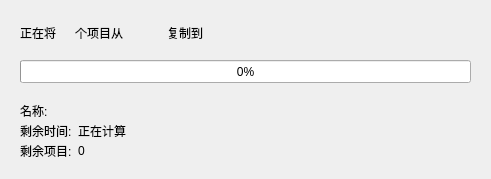
The window that Gui/copymovefiledialog.ui (brok1n/bsearch) describes before a commit, drawn with Qt 5.
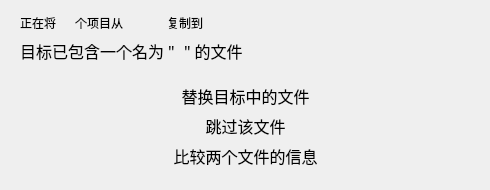
The same window after the commit. Icons and pictures are not drawn.

Commit message: copy window process exists file ui

What changed in the file:
```diff
--- a/Gui/copymovefiledialog.ui
+++ b/Gui/copymovefiledialog.ui
@@ -6,32 +6,50 @@
    <rect>
     <x>0</x>
     <y>0</y>
-    <width>491</width>
-    <height>179</height>
+    <width>490</width>
+    <height>190</height>
    </rect>
   </property>
+  <property name="minimumSize">
+   <size>
+    <width>490</width>
+    <height>180</height>
+   </size>
+  </property>
+  <property name="maximumSize">
+   <size>
+    <width>490</width>
+    <height>16777215</height>
+   </size>
+  </property>
   <property name="windowTitle">
    <string>Dialog</string>
   </property>
-  <widget class="QProgressBar" name="progressBar">
+  <widget class="QStackedWidget" name="stackedWidget">
    <property name="geometry">
     <rect>
-     <x>20</x>
-     <y>60</y>
-     <width>451</width>
-     <height>23</height>
+     <x>0</x>
+     <y>0</y>
+     <width>490</width>
+     <height>180</height>
     </rect>
    </property>
-   <property name="value">
-    <number>0</number>
+   <property name="minimumSize">
+    <size>
+     <width>490</width>
+     <height>180</height>
+    </size>
    </property>
-   <property name="textVisible">
-    <bool>true</bool>
+   <property name="maximumSize">
+    <size>
+     <width>490</width>
+     <height>180</height>
+    </size>
    </property>
-   <property name="invertedAppearance">
-    <bool>false</bool>
+   <property name="currentIndex">
+    <number>1</number>
    </property>
-  </widget>
+   <widget class="QWidget" name="page">
   <widget class="QWidget" name="layoutWidget">
    <property name="geometry">
     <rect>
@@ -71,46 +89,7 @@
     </item>
    </layout>
   </widget>
-  <widget class="QWidget" name="layoutWidget_2">
-   <property name="geometry">
-    <rect>
-     <x>20</x>
-     <y>140</y>
-     <width>451</width>
-     <height>22</height>
-    </rect>
-   </property>
-   <layout class="QHBoxLayout" name="horizontalLayout_4">
-    <item>
-     <widget class="QLabel" name="label_11">
-      <property name="text">
-       <string>剩余项目:</string>
-      </property>
-     </widget>
-    </item>
-    <item>
-     <widget class="QLabel" name="remainItemsLabel">
-      <property name="text">
-       <string>0</string>
-      </property>
-     </widget>
-    </item>
-    <item>
-     <spacer name="horizontalSpacer_4">
-      <property name="orientation">
-       <enum>Qt::Horizontal</enum>
-      </property>
-      <property name="sizeHint" stdset="0">
-       <size>
-        <width>40</width>
-        <height>20</height>
-       </size>
-      </property>
-     </spacer>
-    </item>
-   </layout>
-  </widget>
-  <widget class="QWidget" name="">
+    <widget class="QWidget" name="layoutWidget">
    <property name="geometry">
     <rect>
      <x>20</x>
@@ -143,9 +122,12 @@
     </item>
     <item>
      <widget class="QPushButton" name="sourcePathBtn">
+        <property name="cursor">
+         <cursorShape>PointingHandCursor</cursorShape>
+        </property>
       <property name="styleSheet">
        <string notr="true">border:none;
-color:#0000FF;</string>
+color:#0066CC;</string>
       </property>
       <property name="text">
        <string/>
@@ -161,9 +143,12 @@
     </item>
     <item>
      <widget class="QPushButton" name="targetPathBtn">
+        <property name="cursor">
+         <cursorShape>PointingHandCursor</cursorShape>
+        </property>
       <property name="styleSheet">
        <string notr="true">border:none;
-color:#0000FF;</string>
+color:#0066CC;</string>
       </property>
       <property name="text">
        <string/>
@@ -185,7 +170,65 @@
     </item>
    </layout>
   </widget>
-  <widget class="QWidget" name="">
+    <widget class="QWidget" name="layoutWidget_2">
+     <property name="geometry">
+      <rect>
+       <x>20</x>
+       <y>140</y>
+       <width>451</width>
+       <height>22</height>
+      </rect>
+     </property>
+     <layout class="QHBoxLayout" name="horizontalLayout_4">
+      <item>
+       <widget class="QLabel" name="label_11">
+        <property name="text">
+         <string>剩余项目:</string>
+        </property>
+       </widget>
+      </item>
+      <item>
+       <widget class="QLabel" name="remainItemsLabel">
+        <property name="text">
+         <string>0</string>
+        </property>
+       </widget>
+      </item>
+      <item>
+       <spacer name="horizontalSpacer_4">
+        <property name="orientation">
+         <enum>Qt::Horizontal</enum>
+        </property>
+        <property name="sizeHint" stdset="0">
+         <size>
+          <width>40</width>
+          <height>20</height>
+         </size>
+        </property>
+       </spacer>
+      </item>
+     </layout>
+    </widget>
+    <widget class="QProgressBar" name="progressBar">
+     <property name="geometry">
+      <rect>
+       <x>20</x>
+       <y>60</y>
+       <width>451</width>
+       <height>23</height>
+      </rect>
+     </property>
+     <property name="value">
+      <number>0</number>
+     </property>
+     <property name="textVisible">
+      <bool>true</bool>
+     </property>
+     <property name="invertedAppearance">
+      <bool>false</bool>
+     </property>
+    </widget>
+    <widget class="QWidget" name="layoutWidget">
    <property name="geometry">
     <rect>
      <x>20</x>
@@ -225,6 +268,270 @@
    </layout>
   </widget>
  </widget>
- <resources/>
+   <widget class="QWidget" name="page_2">
+    <widget class="QWidget" name="layoutWidget_3">
+     <property name="geometry">
+      <rect>
+       <x>20</x>
+       <y>10</y>
+       <width>451</width>
+       <height>25</height>
+      </rect>
+     </property>
+     <layout class="QHBoxLayout" name="horizontalLayout_5">
+      <item>
+       <widget class="QLabel" name="label_2">
+        <property name="text">
+         <string>正在将</string>
+        </property>
+       </widget>
+      </item>
+      <item>
+       <widget class="QLabel" name="fileCountLabel2">
+        <property name="text">
+         <string/>
+        </property>
+       </widget>
+      </item>
+      <item>
+       <widget class="QLabel" name="label_4">
+        <property name="text">
+         <string>个项目从</string>
+        </property>
+       </widget>
+      </item>
+      <item>
+       <widget class="QPushButton" name="sourcePathBtn2">
+        <property name="cursor">
+         <cursorShape>PointingHandCursor</cursorShape>
+        </property>
+        <property name="styleSheet">
+         <string notr="true">border:none;
+color:#0066CC;</string>
+        </property>
+        <property name="text">
+         <string/>
+        </property>
+       </widget>
+      </item>
+      <item>
+       <widget class="QLabel" name="label_6">
+        <property name="text">
+         <string>复制到</string>
+        </property>
+       </widget>
+      </item>
+      <item>
+       <widget class="QPushButton" name="targetPathBtn2">
+        <property name="cursor">
+         <cursorShape>PointingHandCursor</cursorShape>
+        </property>
+        <property name="styleSheet">
+         <string notr="true">border:none;
+color:#0066CC;</string>
+        </property>
+        <property name="text">
+         <string/>
+        </property>
+       </widget>
+      </item>
+      <item>
+       <spacer name="horizontalSpacer_5">
+        <property name="orientation">
+         <enum>Qt::Horizontal</enum>
+        </property>
+        <property name="sizeHint" stdset="0">
+         <size>
+          <width>40</width>
+          <height>20</height>
+         </size>
+        </property>
+       </spacer>
+      </item>
+     </layout>
+    </widget>
+    <widget class="QToolButton" name="replaceBtn">
+     <property name="geometry">
+      <rect>
+       <x>20</x>
+       <y>80</y>
+       <width>451</width>
+       <height>31</height>
+      </rect>
+     </property>
+     <property name="font">
+      <font>
+       <family>Arial</family>
+       <pointsize>12</pointsize>
+       <weight>50</weight>
+       <bold>false</bold>
+      </font>
+     </property>
+     <property name="styleSheet">
+      <string notr="true">#replaceBtn {
+	border:none;
+}
+#replaceBtn:hover{
+	border:none;
+	background-color:#D1E3F5;
+}</string>
+     </property>
+     <property name="text">
+      <string>替换目标中的文件</string>
+     </property>
+     <property name="icon">
+      <iconset resource="res.qrc">
+       <normaloff>:/img/ok.png</normaloff>:/img/ok.png</iconset>
+     </property>
+     <property name="toolButtonStyle">
+      <enum>Qt::ToolButtonTextBesideIcon</enum>
+     </property>
+     <property name="arrowType">
+      <enum>Qt::NoArrow</enum>
+     </property>
+    </widget>
+    <widget class="QToolButton" name="ignoreBtn">
+     <property name="geometry">
+      <rect>
+       <x>20</x>
+       <y>110</y>
+       <width>451</width>
+       <height>31</height>
+      </rect>
+     </property>
+     <property name="font">
+      <font>
+       <family>Arial</family>
+       <pointsize>12</pointsize>
+      </font>
+     </property>
+     <property name="styleSheet">
+      <string notr="true">#ignoreBtn {
+	border:none;
+}
+#ignoreBtn:hover{
+	border:none;
+	background-color:#D1E3F5;
+}</string>
+     </property>
+     <property name="text">
+      <string>跳过该文件</string>
+     </property>
+     <property name="icon">
+      <iconset resource="res.qrc">
+       <normaloff>:/img/back.png</normaloff>:/img/back.png</iconset>
+     </property>
+     <property name="toolButtonStyle">
+      <enum>Qt::ToolButtonTextBesideIcon</enum>
+     </property>
+    </widget>
+    <widget class="QToolButton" name="diffBtn">
+     <property name="geometry">
+      <rect>
+       <x>20</x>
+       <y>140</y>
+       <width>451</width>
+       <height>31</height>
+      </rect>
+     </property>
+     <property name="font">
+      <font>
+       <family>Arial</family>
+       <pointsize>12</pointsize>
+      </font>
+     </property>
+     <property name="styleSheet">
+      <string notr="true">#diffBtn {
+	border:none;
+}
+#diffBtn:hover{
+	border:none;
+	background-color:#D1E3F5;
+}</string>
+     </property>
+     <property name="text">
+      <string>比较两个文件的信息</string>
+     </property>
+     <property name="icon">
+      <iconset resource="res.qrc">
+       <normaloff>:/img/diff.png</normaloff>:/img/diff.png</iconset>
+     </property>
+     <property name="toolButtonStyle">
+      <enum>Qt::ToolButtonTextBesideIcon</enum>
+     </property>
+    </widget>
+    <widget class="QWidget" name="">
+     <property name="geometry">
+      <rect>
+       <x>20</x>
+       <y>40</y>
+       <width>451</width>
+       <height>22</height>
+      </rect>
+     </property>
+     <layout class="QHBoxLayout" name="horizontalLayout_6">
+      <property name="spacing">
+       <number>0</number>
+      </property>
+      <item>
+       <widget class="QLabel" name="label_8">
+        <property name="font">
+         <font>
+          <family>SimSun-ExtB</family>
+          <pointsize>12</pointsize>
+         </font>
+        </property>
+        <property name="text">
+         <string>目标已包含一个名为 &quot;</string>
+        </property>
+       </widget>
+      </item>
+      <item>
+       <widget class="QLabel" name="existsFileNameLabel">
+        <property name="font">
+         <font>
+          <family>SimSun-ExtB</family>
+          <pointsize>12</pointsize>
+         </font>
+        </property>
+        <property name="text">
+         <string/>
+        </property>
+       </widget>
+      </item>
+      <item>
+       <widget class="QLabel" name="label_12">
+        <property name="font">
+         <font>
+          <family>SimSun-ExtB</family>
+          <pointsize>12</pointsize>
+         </font>
+        </property>
+        <property name="text">
+         <string>&quot; 的文件</string>
+        </property>
+       </widget>
+      </item>
+      <item>
+       <spacer name="horizontalSpacer_6">
+        <property name="orientation">
+         <enum>Qt::Horizontal</enum>
+        </property>
+        <property name="sizeHint" stdset="0">
+         <size>
+          <width>40</width>
+          <height>20</height>
+         </size>
+        </property>
+       </spacer>
+      </item>
+     </layout>
+    </widget>
+   </widget>
+  </widget>
+ </widget>
+ <resources>
+  <include location="res.qrc"/>
+ </resources>
  <connections/>
 </ui>
```
Lines whose indentation alone changed are shown as unchanged. The commit also changes 6 other files.
